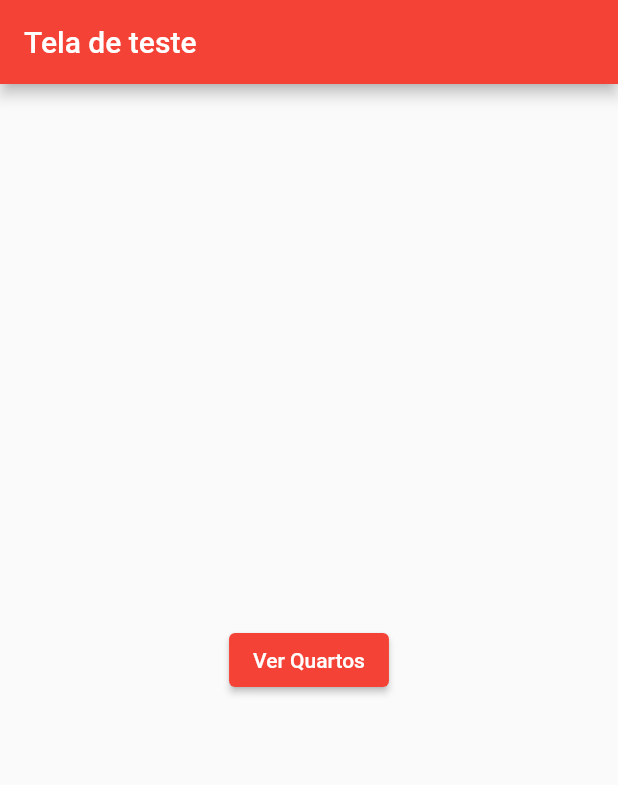
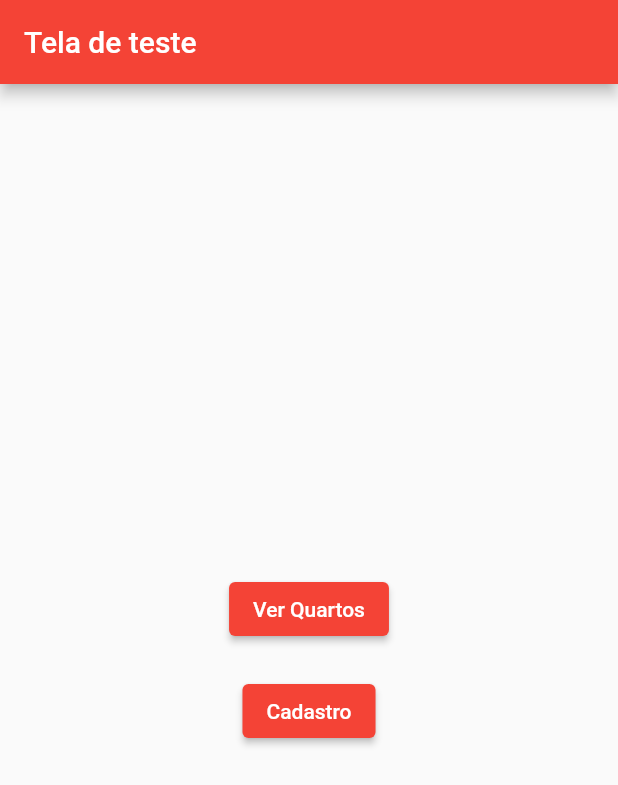
Before and after one commit to Betalha/hotel-reservation, a Flutter app: the screen it shows after launch, on a phone screen of 412 x 824 dp. Shown: the top 785 px of the screen. Run offline on Flutter 3.47's test engine with Material 2 defaults, Android fonts, the phone set to English and light mode, and no system bars.

Commit message:
Tela de cadastro inicial

```diff
--- a/lib/main.dart
+++ b/lib/main.dart
@@ -1,5 +1,6 @@
 import 'package:flutter/material.dart';
 import 'room_list_screen.dart'; // Importe o arquivo da tela de quartos
+import 'cadastro.dart';
 
 void main() {
   runApp(MyApp());
@@ -23,7 +24,10 @@ class MainScreen extends StatelessWidget {
         backgroundColor: Colors.red,
       ),
       body: Center(
-        child: ElevatedButton(
+          child: Column(
+        mainAxisAlignment: MainAxisAlignment.center,
+        children: [
+          ElevatedButton(
             onPressed: () {
               Navigator.push(
                 context,
@@ -37,7 +41,23 @@ class MainScreen extends StatelessWidget {
               primary: Colors.red,
             ),
           ),
+          SizedBox(height: 20),
+          ElevatedButton(
+            onPressed: () {
+              Navigator.push(
+                context,
+                MaterialPageRoute(
+                  builder: (context) => Cadastro(),
                 ),
+              );
+            },
+            child: Text("Cadastro"),
+            style: ElevatedButton.styleFrom(
+              primary: Colors.red,
+            ),
+          )
+        ],
+      )),
     );
   }
 }
```
Also changed, not shown: lib/cadastro.dart (added, +82 -0 lines). Lines whose indentation alone changed are shown as unchanged.
